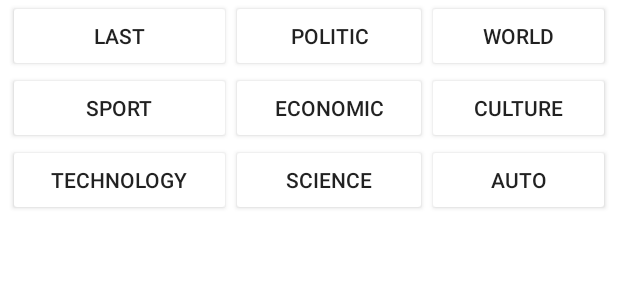
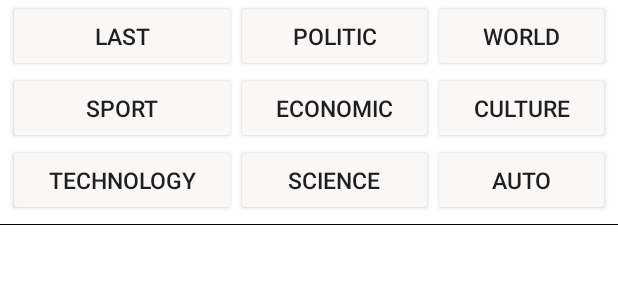
Before and after one commit to gb-android-juniors/NewsHub, an Android app: the layout main_fragment.xml on its own in the app's theme, with its tools: preview values and no code run, on a phone screen of 412 x 824 dp. Shown: the top 300 px of the screen. Run offline under Robolectric (Android 15) with nearby library versions, the phone set to English and light mode, and no system bars.

Commit message:
Рефакторинг макетов. +ночная тема

```diff
--- a/app/src/main/res/layout/main_fragment.xml
+++ b/app/src/main/res/layout/main_fragment.xml
@@ -20,22 +20,18 @@
             <androidx.appcompat.widget.AppCompatButton
                 android:id="@+id/last_news_button"
                 android:text="@string/last_news_button_text"
-                android:layout_weight="1"
-                android:backgroundTint="@color/white"
-                tool:textStyle="bold"
-                />
+                style="@style/NewsCategoryButtonStyle"
+                tool:textStyle="bold"/>
 
             <androidx.appcompat.widget.AppCompatButton
                 android:id="@+id/politic_news_button"
                 android:text="@string/politic_news_button_text"
-                android:layout_weight="1"
-                android:backgroundTint="@color/white"/>
+                style="@style/NewsCategoryButtonStyle"/>
 
             <androidx.appcompat.widget.AppCompatButton
                 android:id="@+id/world_news_button"
                 android:text="@string/world_news_button_text"
-                android:layout_weight="1"
-                android:backgroundTint="@color/white"/>
+                style="@style/NewsCategoryButtonStyle"/>
         </TableRow>
         <TableRow
             android:layout_width="match_parent"
@@ -46,20 +42,17 @@
             <androidx.appcompat.widget.AppCompatButton
                 android:id="@+id/sport_news_button"
                 android:text="@string/sport_news_button_text"
-                android:layout_weight="1"
-                android:backgroundTint="@color/white"/>
+                style="@style/NewsCategoryButtonStyle"/>
 
             <androidx.appcompat.widget.AppCompatButton
                 android:id="@+id/economic_news_button"
                 android:text="@string/economic_news_button_text"
-                android:layout_weight="1"
-                android:backgroundTint="@color/white"/>
+                style="@style/NewsCategoryButtonStyle"/>
 
             <androidx.appcompat.widget.AppCompatButton
                 android:id="@+id/culture_news_button"
                 android:text="@string/culture_news_button_text"
-                android:layout_weight="1"
-                android:backgroundTint="@color/white"/>
+                style="@style/NewsCategoryButtonStyle"/>
         </TableRow>
         <TableRow
             android:layout_width="match_parent"
@@ -72,27 +65,26 @@
             <androidx.appcompat.widget.AppCompatButton
                 android:id="@+id/technology_news_button"
                 android:text="@string/technology_news_button_text"
-                android:layout_weight="1"
-                android:backgroundTint="@color/white"/>
+                style="@style/NewsCategoryButtonStyle"/>
 
             <androidx.appcompat.widget.AppCompatButton
                 android:id="@+id/science_news_button"
                 android:text="@string/science_news_button_text"
-                android:layout_weight="1"
-                android:backgroundTint="@color/white"/>
+                style="@style/NewsCategoryButtonStyle"/>
 
             <androidx.appcompat.widget.AppCompatButton
                 android:id="@+id/auto_news_button"
                 android:text="@string/auto_news_button_text"
-                android:layout_weight="1"
-                android:backgroundTint="@color/white"/>
+                style="@style/NewsCategoryButtonStyle"/>
         </TableRow>
+
+        <View
+            style="@style/Separator"/>
     </TableLayout>
 
     <androidx.recyclerview.widget.RecyclerView
         android:layout_width="match_parent"
         android:layout_height="wrap_content"
-        android:layout_marginVertical="@dimen/default_margin"
         app:layoutManager="androidx.recyclerview.widget.LinearLayoutManager"
         tool:listitem="@layout/activity_recycler_item"/>
 
--- /dev/null
+++ b/app/src/main/res/values-night/colors.xml
@@ -0,0 +1,6 @@
+<?xml version="1.0" encoding="utf-8"?>
+<resources>
+    <color name="category_button_background_color">#201F1F</color>
+    <color name="category_button_text_color">#BCACAC</color>
+    <color name="separator_color">#BCACAC</color>
+</resources>
--- a/app/src/main/res/values/colors.xml
+++ b/app/src/main/res/values/colors.xml
@@ -7,4 +7,9 @@
     <color name="teal_700">#FF018786</color>
     <color name="black">#FF000000</color>
     <color name="white">#FFFFFFFF</color>
+
+    <color name="category_button_background_color">#FAF7F7</color>
+    <color name="category_button_text_color">#201F1F</color>
+    <color name="separator_color">#FF000000</color>
+    <color name="resource_name_color">#086088</color>
 </resources>
--- a/app/src/main/res/values/dimens.xml
+++ b/app/src/main/res/values/dimens.xml
@@ -2,4 +2,6 @@
 <resources>
     <dimen name="default_margin">10dp</dimen>
     <dimen name="default_half_margin">5dp</dimen>
+    <dimen name="selected_news_header_text_size">20sp</dimen>
+    <dimen name="selected_news_description_text_size">20sp</dimen>
 </resources>
--- a/app/src/main/res/values/themes.xml
+++ b/app/src/main/res/values/themes.xml
@@ -13,4 +13,19 @@
         <item name="android:statusBarColor" tools:targetApi="l">?attr/colorPrimaryVariant</item>
         <!-- Customize your theme here. -->
     </style>
+
+    <style name="NewsCategoryButtonStyle">
+        <item name="android:layout_weight">1</item>
+        <item name="android:backgroundTint">@color/category_button_background_color</item>
+        <item name="android:textColor">@color/category_button_text_color</item>
+        <item name="android:textSize">15sp</item>
+        <item name="textAllCaps">true</item>
+    </style>
+
+    <style name="Separator">
+        <item name="android:layout_height">1px</item>
+        <item name="android:layout_width">match_parent</item>
+        <item name="android:layout_marginTop">@dimen/default_half_margin</item>
+        <item name="android:background">@color/separator_color</item>
+    </style>
 </resources>
```
Also changed, not shown: app/src/main/res/layout/activity_recycler_item.xml (+27 -15 lines), app/src/main/res/layout/selected_news_fragment.xml (+41 -7 lines), app/src/main/res/values/strings.xml (+7 -3 lines).
